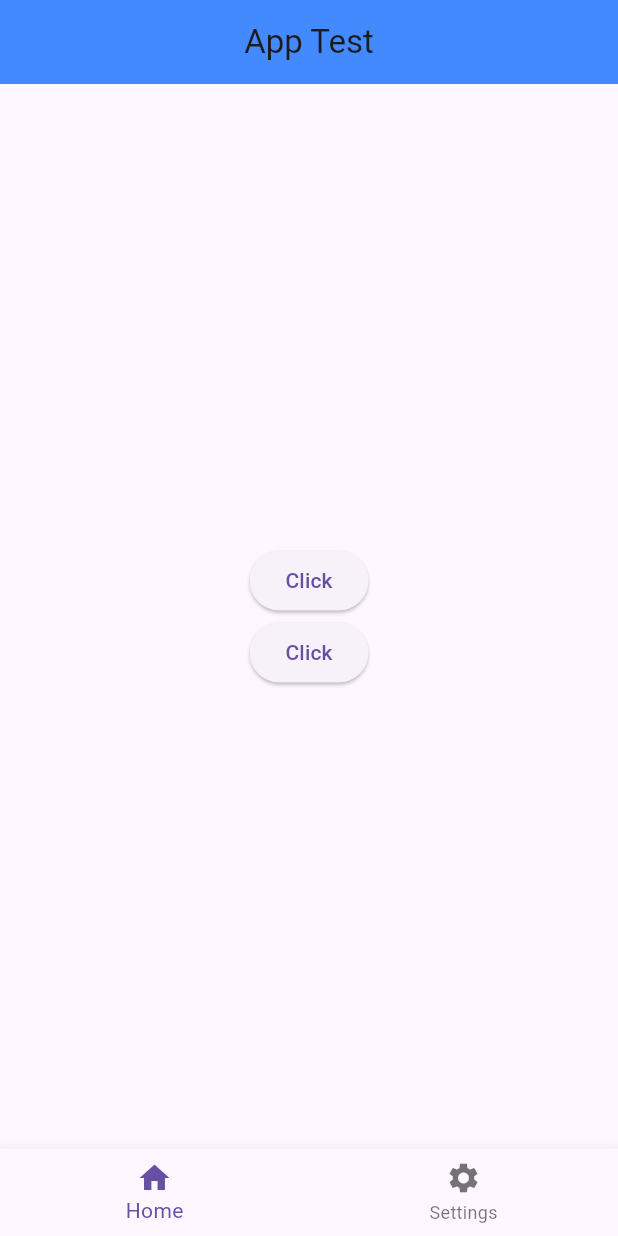
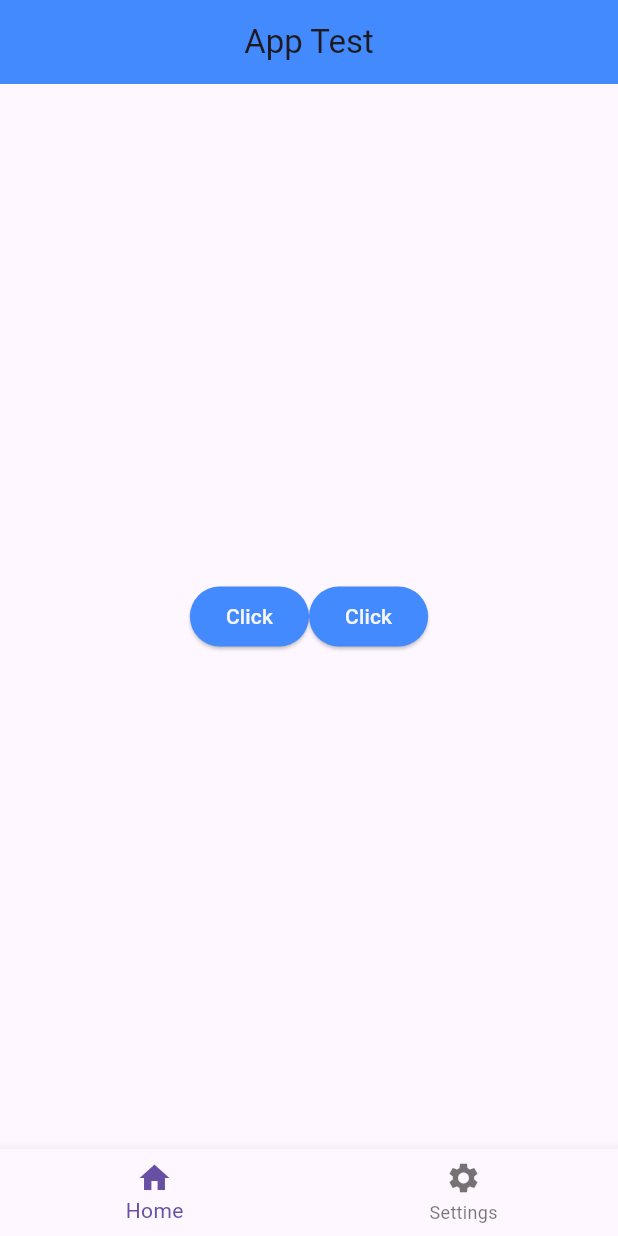
Before and after one commit to ProSkywalker16/fluttertest1, a Flutter app: the screen it shows after launch, on a phone screen of 412 x 824 dp. Run offline on Flutter 3.47's test engine with Material 3 defaults, Android fonts, the phone set to English and light mode, and no system bars; our stand-ins replace firebase_core; accounts and stored records are empty.

Commit message:
modified:   lib/main.dart

```diff
--- a/lib/main.dart
+++ b/lib/main.dart
@@ -26,11 +26,18 @@ class _MyAppState extends State<MyApp> {
         ),
         body: Center(
 
-          child: Column(
+          child: SizedBox(
+            width: double.infinity,
+            height:double.infinity,
+            child: Row(
               mainAxisAlignment:  MainAxisAlignment.center,
-            crossAxisAlignment: CrossAxisAlignment.start,
+              crossAxisAlignment: CrossAxisAlignment.center,
               children: [
                 ElevatedButton(
+                  style: ElevatedButton.styleFrom(
+                    foregroundColor: Color.fromARGB(255, 246, 246, 246),
+                    backgroundColor: Colors.blueAccent,
+                  ),
                   onPressed: () {
                     setState(() {
                       buttonName = 'You have Clicked';
@@ -43,6 +50,10 @@ class _MyAppState extends State<MyApp> {
                 ),
 
                 ElevatedButton(
+                  style: ElevatedButton.styleFrom(
+                    foregroundColor: Color.fromARGB(255, 246, 246, 246),
+                    backgroundColor: Colors.blueAccent,
+                  ),
                   onPressed: () {
                     setState(() {
                       buttonName = 'LOL';
@@ -51,6 +62,7 @@ class _MyAppState extends State<MyApp> {
                   child: Text(buttonName),
                 ),
               ],
+            ),
           ),
 
 
```
Lines whose indentation alone changed are shown as unchanged.
